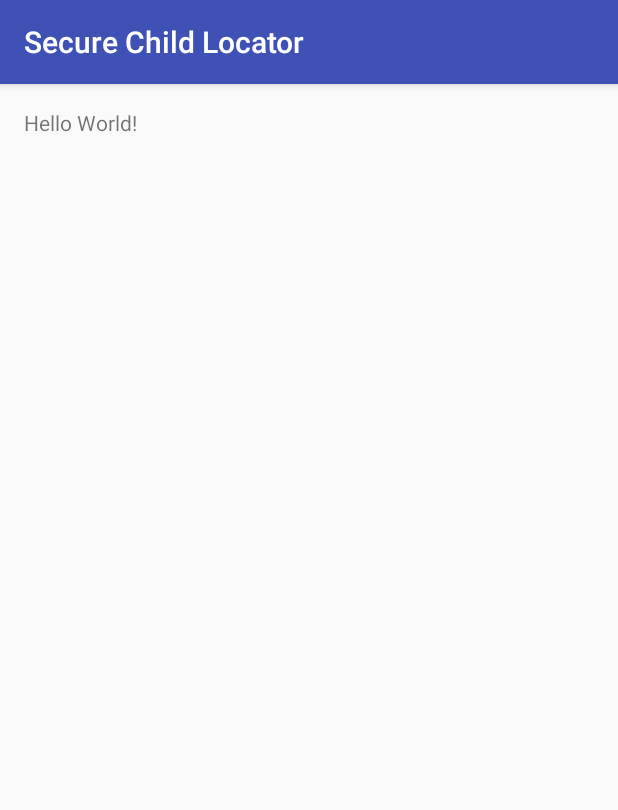
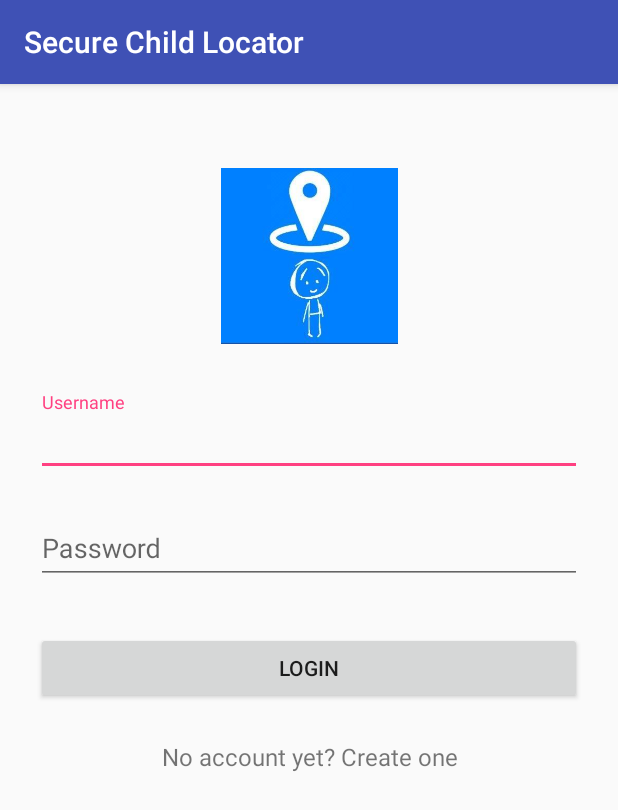
Before and after one commit to lmaltez5/projsirs, an Android app: the screen it shows after launch (MainActivity), on a phone screen of 412 x 824 dp. Shown: the top 810 px of the screen. Run offline under Robolectric (Android 15) with nearby library versions, the phone set to English and light mode, and no system bars.

Commit message:
login layout

```diff
--- a/app/build.gradle
+++ b/app/build.gradle
@@ -1,13 +1,13 @@
 apply plugin: 'com.android.application'
 
 android {
-    compileSdkVersion 24
-    buildToolsVersion "24.0.0"
+    compileSdkVersion 23
+    buildToolsVersion "23.0.1"
 
     defaultConfig {
         applicationId "ist.meic.sirs.securechildlocator"
         minSdkVersion 15
-        targetSdkVersion 24
+        targetSdkVersion 23
         versionCode 1
         versionName "1.0"
     }
@@ -23,4 +23,5 @@ dependencies {
     compile fileTree(dir: 'libs', include: ['*.jar'])
     testCompile 'junit:junit:4.12'
     compile 'com.android.support:appcompat-v7:24.1.1'
+    compile 'com.android.support:design:23.1.1'
 }
--- a/app/src/main/res/layout/activity_main.xml
+++ b/app/src/main/res/layout/activity_main.xml
@@ -1,16 +1,64 @@
-<?xml version="1.0" encoding="utf-8"?>
-<RelativeLayout xmlns:android="http://schemas.android.com/apk/res/android"
-    xmlns:tools="http://schemas.android.com/tools"
-    android:layout_width="match_parent"
-    android:layout_height="match_parent"
-    android:paddingBottom="@dimen/activity_vertical_margin"
-    android:paddingLeft="@dimen/activity_horizontal_margin"
-    android:paddingRight="@dimen/activity_horizontal_margin"
-    android:paddingTop="@dimen/activity_vertical_margin"
-    tools:context="ist.meic.sirs.securechildlocator.MainActivity">
+<ScrollView xmlns:android="http://schemas.android.com/apk/res/android"
+    android:layout_width="fill_parent"
+    android:layout_height="fill_parent"
+    android:fitsSystemWindows="true">
 
-    <TextView
-        android:layout_width="wrap_content"
+    <LinearLayout
+        android:orientation="vertical"
+        android:layout_width="match_parent"
         android:layout_height="wrap_content"
-        android:text="Hello World!" />
-</RelativeLayout>
+        android:paddingTop="56dp"
+        android:paddingLeft="24dp"
+        android:paddingRight="24dp">
+
+        <ImageView android:src="@drawable/logo"
+            android:layout_width="546dp"
+            android:layout_height="117dp"
+            android:layout_marginBottom="24dp"
+            android:layout_gravity="center_horizontal" />
+
+        <!-- Email Label -->
+        <android.support.design.widget.TextInputLayout
+            android:layout_width="match_parent"
+            android:layout_height="wrap_content"
+            android:layout_marginTop="8dp"
+            android:layout_marginBottom="8dp">
+            <EditText android:id="@+id/input_email"
+                android:layout_width="match_parent"
+                android:layout_height="wrap_content"
+                android:inputType="textEmailAddress"
+                android:hint="Username" />
+        </android.support.design.widget.TextInputLayout>
+
+        <!-- Password Label -->
+        <android.support.design.widget.TextInputLayout
+            android:layout_width="match_parent"
+            android:layout_height="wrap_content"
+            android:layout_marginTop="8dp"
+            android:layout_marginBottom="8dp">
+            <EditText android:id="@+id/input_password"
+                android:layout_width="match_parent"
+                android:layout_height="wrap_content"
+                android:inputType="textPassword"
+                android:hint="Password"/>
+        </android.support.design.widget.TextInputLayout>
+
+        <android.support.v7.widget.AppCompatButton
+            android:id="@+id/btn_login"
+            android:layout_width="fill_parent"
+            android:layout_height="wrap_content"
+            android:layout_marginTop="24dp"
+            android:layout_marginBottom="24dp"
+            android:padding="12dp"
+            android:text="Login"/>
+
+        <TextView android:id="@+id/link_signup"
+            android:layout_width="fill_parent"
+            android:layout_height="wrap_content"
+            android:layout_marginBottom="24dp"
+            android:text="No account yet? Create one"
+            android:gravity="center"
+            android:textSize="16dip"/>
+
+    </LinearLayout>
+</ScrollView>
```
Also changed, not shown: app/src/main/res/drawable/logo.jpg (added), build.gradle (line endings or trailing spaces), gradle/wrapper/gradle-wrapper.properties.
